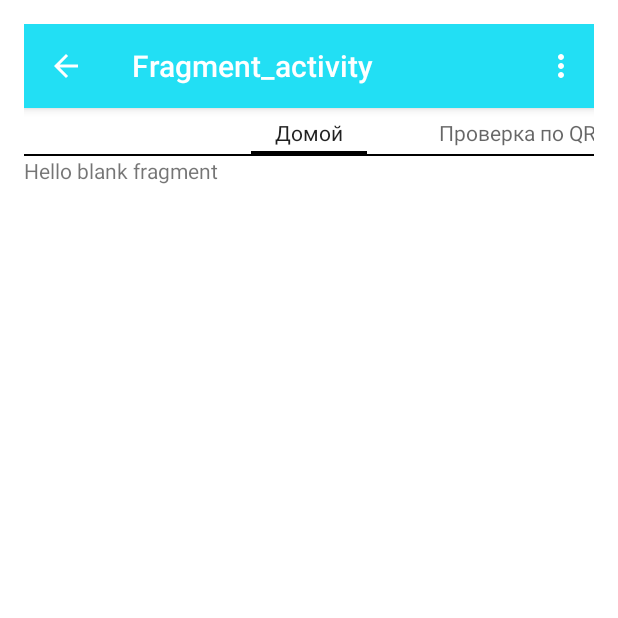
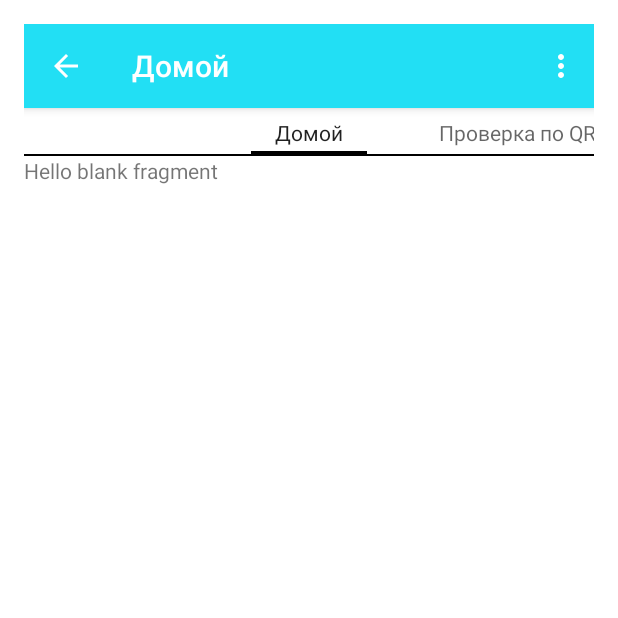
Before and after one commit to JokerDvD/E_sapa_ver_3_00, an Android app: the screen it shows after launch (Fragment_activity), on a phone screen of 412 x 824 dp, the top half of it. Run offline under Robolectric (Android 15) with nearby library versions, the light colour scheme and no system bars; libraries missing offline, so code that uses them is left out: com.mikepenz.materialdrawer; 2 statements that could not run were skipped.

Commit message:
just save

```diff
--- a/app/src/main/java/com/example/admin/e_sapa_ver_3_00/MainActivity/Fragment_activity.java
+++ b/app/src/main/java/com/example/admin/e_sapa_ver_3_00/MainActivity/Fragment_activity.java
@@ -29,7 +29,6 @@ import com.mikepenz.materialdrawer.model.interfaces.Nameable;
 
 public class Fragment_activity extends AppCompatActivity {
     private Toolbar toolbar;
-    private DrawerBuilder builder;
     private Drawer drawer;
 
     @Override
@@ -37,6 +36,7 @@ public class Fragment_activity extends AppCompatActivity {
         super.onCreate(savedInstanceState);
         setContentView(R.layout.activity_fragment_activity);
         final ViewPager viewPager = (ViewPager) findViewById(R.id.pager);
+        setToolbar();
         viewPager.setAdapter(new MyAdapter(this, getSupportFragmentManager()));
         viewPager.addOnPageChangeListener(new ViewPager.OnPageChangeListener() {
             @Override
@@ -56,7 +56,6 @@ public class Fragment_activity extends AppCompatActivity {
         });
         viewPager.setPageTransformer(true, new DepthPageTransformer());
         viewPager.setCurrentItem(0);
-        setToolbar();
         navigationDrawer(viewPager);
 
     }
@@ -169,6 +168,7 @@ public class Fragment_activity extends AppCompatActivity {
         toolbar = (Toolbar) findViewById(R.id.toolbar);
         setSupportActionBar(toolbar);
         getSupportActionBar().setDisplayHomeAsUpEnabled(true);
+        toolbar.setTitle(R.string.nav_home);
     }
 
     @Override
--- a/app/src/main/res/values/strings.xml
+++ b/app/src/main/res/values/strings.xml
@@ -3,7 +3,7 @@
 
     <string name="hello_world">Hello world!</string>
     <string name="action_settings">Настройки</string>
-    <string name="title_activity_fragment_activity">Fragment_activity</string>
+    <string name="title_activity_fragment_activity">Домой</string>
 
     <!-- TODO: Remove or change this placeholder text -->
     <string name="hello_blank_fragment">Hello blank fragment</string>
```
